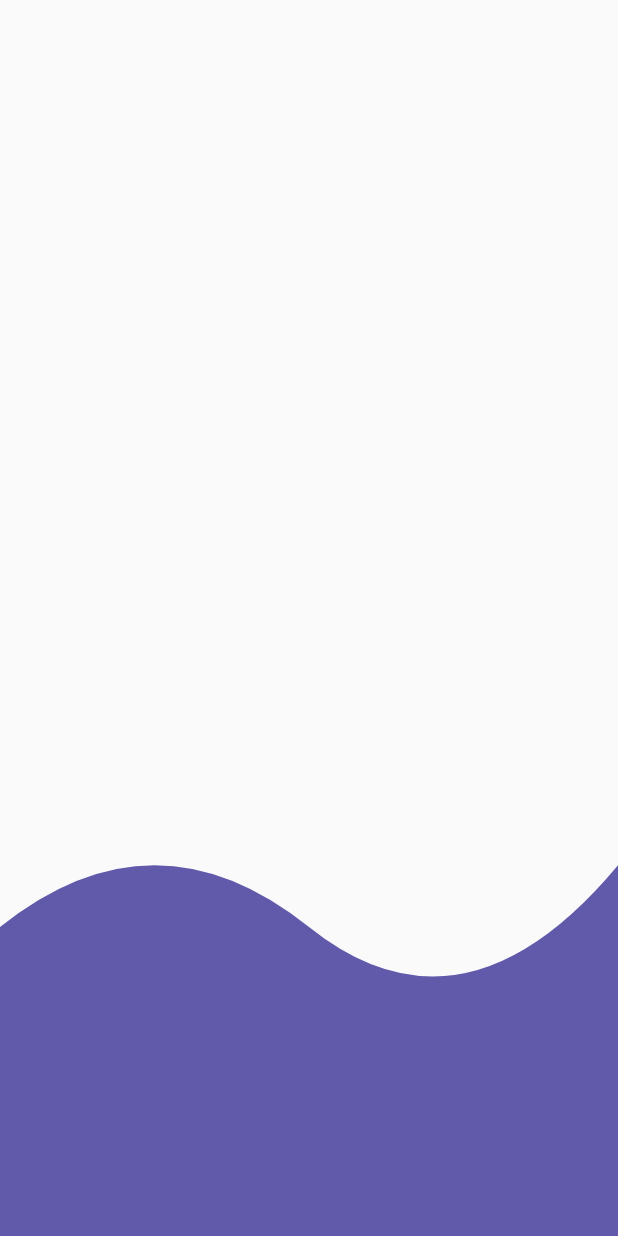
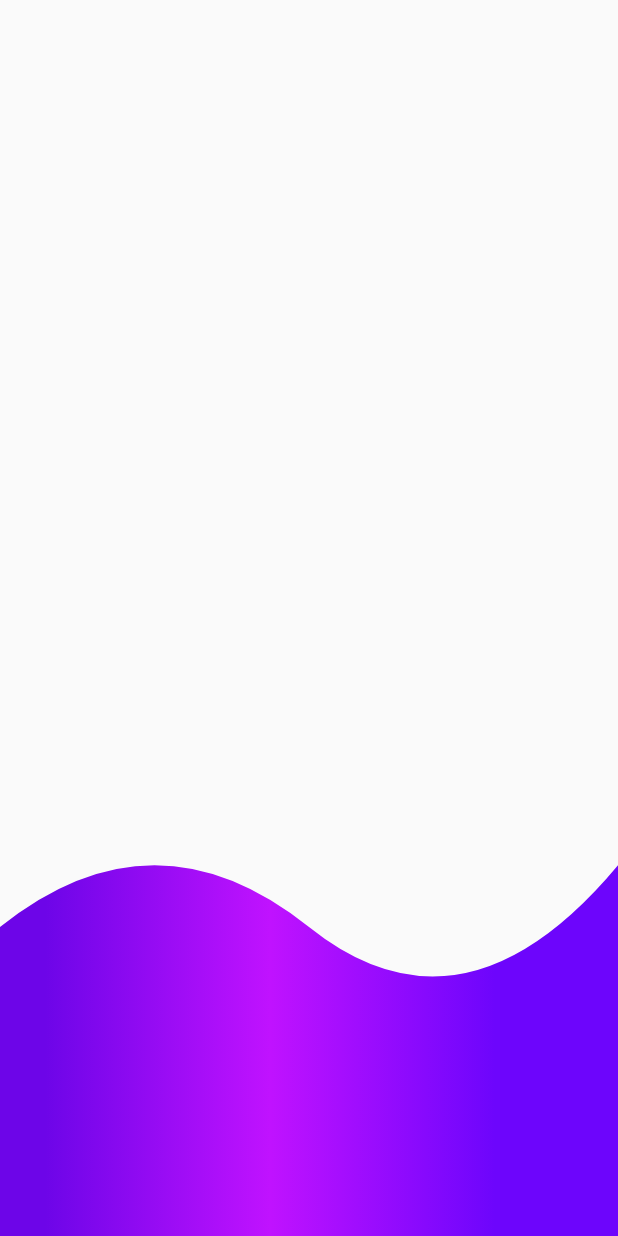
Before and after one commit to OKCAHO4KA/CustomPaint, a Flutter app: the screen it shows after launch, on a phone screen of 412 x 824 dp. Run offline on Flutter 3.47's test engine with Material 2 defaults, Android fonts, the phone set to English and light mode, and no system bars.

Commit message:
gradient

```diff
--- a/lib/src/pages/headers_page.dart
+++ b/lib/src/pages/headers_page.dart
@@ -6,6 +6,6 @@ class HeadersPage extends StatelessWidget {
 
   @override
   Widget build(BuildContext context) {
-    return const Scaffold(body: HeaderWavesDown());
+    return const Scaffold(body: HeaderWavesDownGradient());
   }
 }
--- a/lib/src/widgets/headers.dart
+++ b/lib/src/widgets/headers.dart
@@ -231,8 +231,8 @@ class _HeaderWaves extends CustomPainter {
   }
 }
 
-class HeaderWavesDown extends StatelessWidget {
-  const HeaderWavesDown({super.key});
+class HeaderWavesDownGradient extends StatelessWidget {
+  const HeaderWavesDownGradient({super.key});
 
   @override
   Widget build(BuildContext context) {
@@ -240,18 +240,26 @@ class HeaderWavesDown extends StatelessWidget {
       // color: const Color(0xff615AAB),
       height: double.infinity,
       width: double.infinity,
-      child: CustomPaint(painter: _HeaderWavesDown()),
+      child: CustomPaint(painter: _HeaderWavesDownGradient()),
     );
   }
 }
 
-class _HeaderWavesDown extends CustomPainter {
+class _HeaderWavesDownGradient extends CustomPainter {
   @override
   void paint(Canvas canvas, Size size) {
     final paint = Paint();
+    // paint.color = const Color(0xff615AAB);
     paint.color = const Color(0xff615AAB);
+
     paint.style = PaintingStyle.fill;
     paint.strokeWidth = 20;
+    final Rect rect =
+        Rect.fromCircle(center: const Offset(180, 55), radius: 150);
+
+    const Gradient gradient = LinearGradient(
+        colors: [Color(0xff6D05e8), Color(0xffc012ff), Color(0xff6d05fc)]);
+    paint.shader = gradient.createShader(rect);
 
     final path = Path();
     path.moveTo(0, size.height);
```
